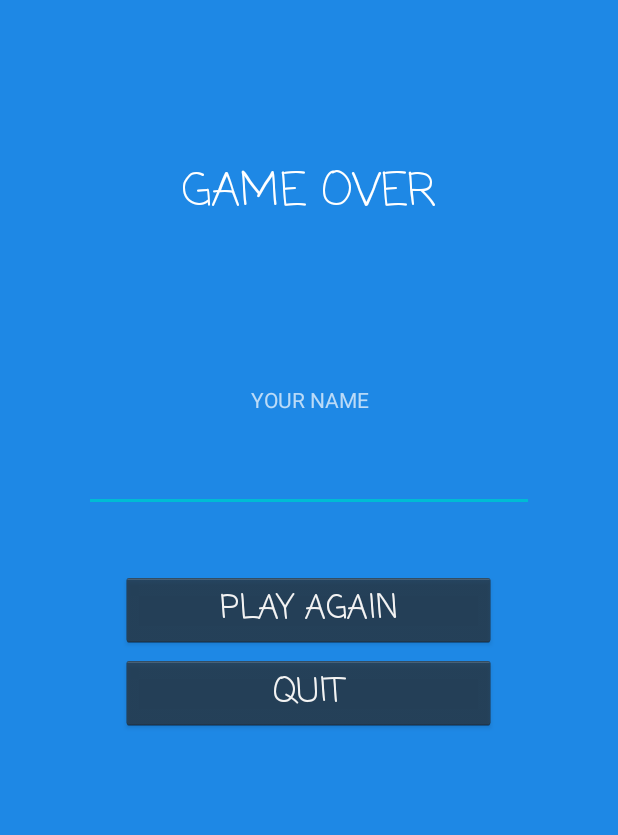
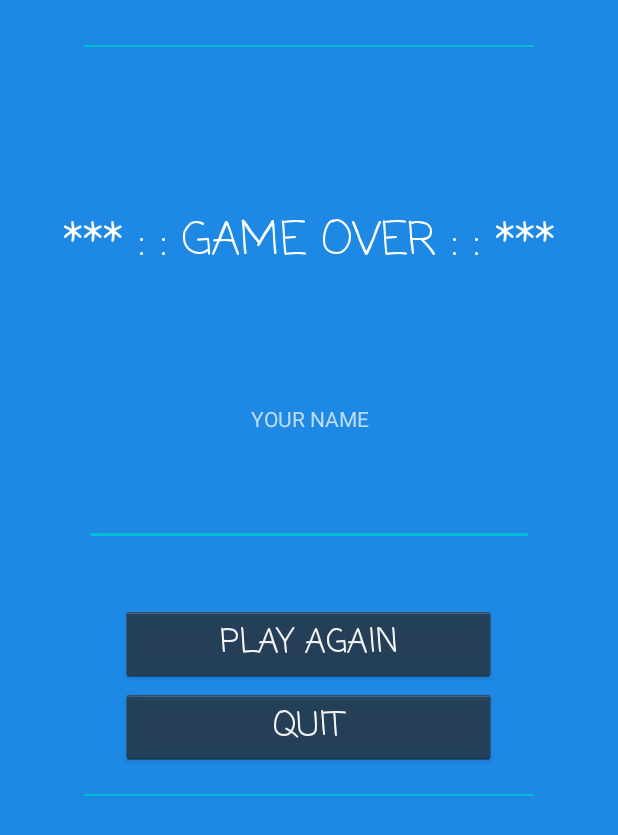
Before and after one commit to CarlaBispo/MyApplication_inprogress, an Android app: the GameOverActivity screen opened directly, with no data from a screen before it, on a phone screen of 412 x 824 dp. Shown: the top 835 px of the screen. Run offline under Robolectric (Android 15) with nearby library versions, the phone set to English and light mode, and no system bars.

Commit message:
ajustes layout

```diff
--- a/app/src/main/java/com/example/corem/myapplication/PlayActivity.kt
+++ b/app/src/main/java/com/example/corem/myapplication/PlayActivity.kt
@@ -51,10 +51,9 @@ class PlayActivity : AppCompatActivity() {
         if (vidas == 0){
             val intent = Intent(this, GameOverActivity::class.java)
             startActivity(intent)
+            tvVitorias.toString()
             finish()
         }
-
-
     }
 
     private fun realizarJogada(jogadaPlayer: Int){
--- a/app/src/main/res/layout/activity_about.xml
+++ b/app/src/main/res/layout/activity_about.xml
@@ -32,6 +32,7 @@
         android:cropToPadding="true"
         android:scaleType="centerCrop"
         app:srcCompat="@drawable/poke_azul" />
+
     <ImageView
         android:layout_width="300dp"
         android:layout_height="1dp"
--- a/app/src/main/res/layout/activity_game_over.xml
+++ b/app/src/main/res/layout/activity_game_over.xml
@@ -8,17 +8,26 @@
     tools:context=".GameOverActivity"
     android:background="@color/bg_splash">
 
+    <ImageView
+        android:layout_width="300dp"
+        android:layout_height="1dp"
+        android:background="@color/colorAccent"
+        android:layout_marginTop="30dp"
+        android:layout_gravity="center"
+        android:layout_marginBottom="1dp"/>
+
+
 
     <TextView
         android:id="@+id/btPlayAgain"
         android:layout_width="match_parent"
         android:layout_height="wrap_content"
         android:layout_marginTop="100dp"
-        android:layout_marginBottom="100dp"
+        android:layout_marginBottom="80dp"
         android:fontFamily="casual"
         android:gravity="center"
         android:padding="5dp"
-        android:text="Game Over"
+        android:text="*** : : Game Over : : ***"
         android:textAllCaps="true"
         android:textAppearance="@style/TextAppearance.AppCompat.Large.Inverse"
         android:textSize="30sp" />
@@ -26,7 +35,7 @@
     <TextView
         android:layout_width="match_parent"
         android:layout_height="wrap_content"
-        android:layout_marginBottom="20dp"
+        android:layout_marginBottom="30dp"
         android:gravity="center"
         android:text="YOUR NAME"
         android:textAppearance="@style/TextAppearance.AppCompat.Small.Inverse" />
@@ -62,6 +71,12 @@
         android:layout_marginTop="5dp"
         android:textAppearance="@style/TextAppearance.AppCompat.Large.Inverse" />
 
-
+    <ImageView
+        android:layout_width="300dp"
+        android:layout_height="1dp"
+        android:background="@color/colorAccent"
+        android:layout_marginTop="20dp"
+        android:layout_gravity="center"
+        android:layout_marginBottom="1dp"/>
 
     </LinearLayout>
```
Also changed, not shown: app/src/main/res/layout/activity_play.xml (+14 -2 lines).
